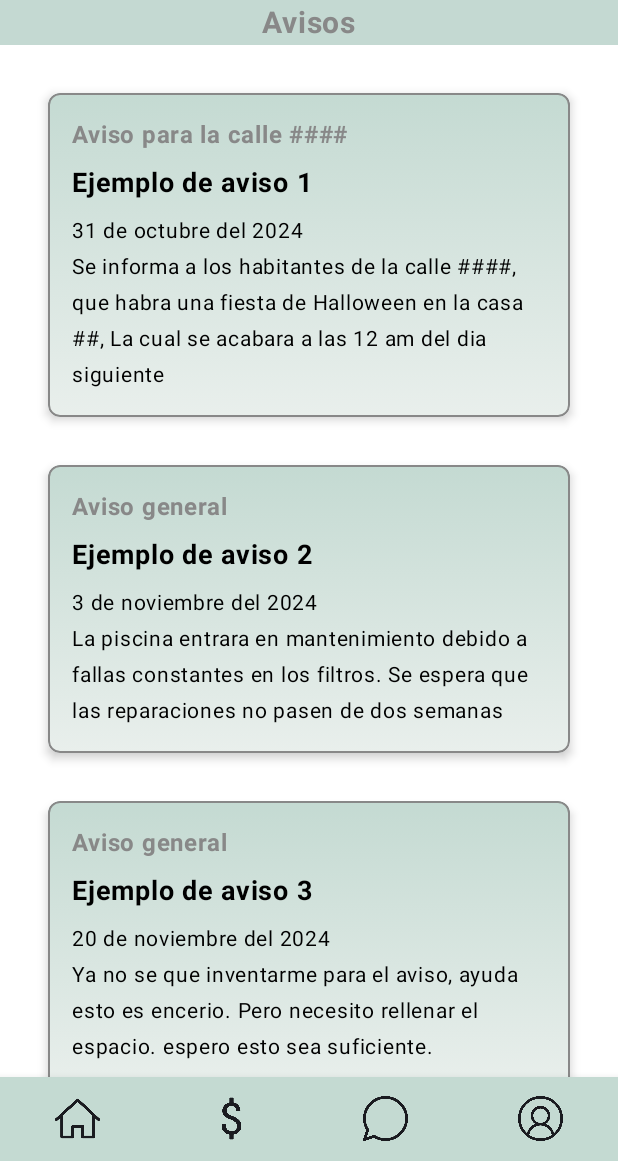
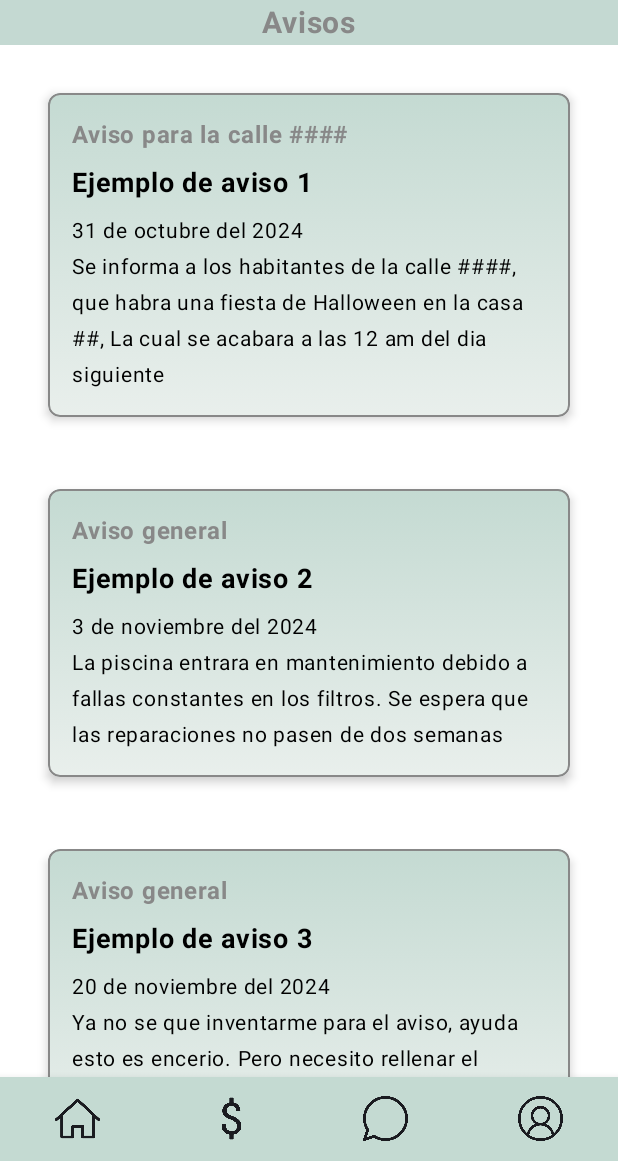
Before and after one commit to ksuwu1/Condominio, an Android app built with Jetpack Compose: the NoticesScreen screen opened through its navigation route, on a phone screen of 412 x 824 dp, the part 75-1236 px from its top. Run offline under Robolectric (Android 15) with nearby library versions, the phone set to English and light mode, and no system bars; libraries missing offline, so code that uses them is left out: com.paypal.android; 3 statements that could not run were skipped.

Commit message:
Fix :bug: (NoticesScreen) Made it so now when you are in a tablet or in landscape mode the screen is going to show two notices instead of one

```diff
--- a/app/src/main/java/com/ita/condominio/screens/NoticesScreen.kt
+++ b/app/src/main/java/com/ita/condominio/screens/NoticesScreen.kt
@@ -39,6 +39,10 @@ import androidx.navigation.NavController
 import androidx.navigation.NavHostController
 import com.ita.condominio.BottomNavigationBar
 import com.ita.condominio.R
+import androidx.compose.foundation.lazy.grid.GridCells
+import androidx.compose.foundation.lazy.grid.LazyVerticalGrid
+import androidx.compose.foundation.lazy.grid.items
+import androidx.compose.ui.platform.LocalConfiguration
 
 // Clase de datos para estructurar un aviso
 data class Notice(
@@ -136,6 +140,10 @@ fun NoticesScreen(navController: NavHostController) {
         )
     )
 
+    // Detectar orientación
+    val configuration = LocalConfiguration.current
+    val isLandscape = configuration.orientation == android.content.res.Configuration.ORIENTATION_LANDSCAPE
+
     Scaffold(
         bottomBar = { BottomNavigationBar(navController) },
         containerColor = Color.White
@@ -197,9 +205,11 @@ fun NoticesScreen(navController: NavHostController) {
             }
 
             // Lista de avisos individuales
-            LazyColumn(
+            LazyVerticalGrid(
+                columns = if (isLandscape) GridCells.Fixed(2) else GridCells.Fixed(1),
                 contentPadding = PaddingValues(16.dp),
-                horizontalAlignment = Alignment.CenterHorizontally
+                horizontalArrangement = Arrangement.spacedBy(16.dp),
+                verticalArrangement = Arrangement.spacedBy(16.dp)
             ) {
                 items(notices) { notice ->
                     NoticeCard(notice = notice)
```
